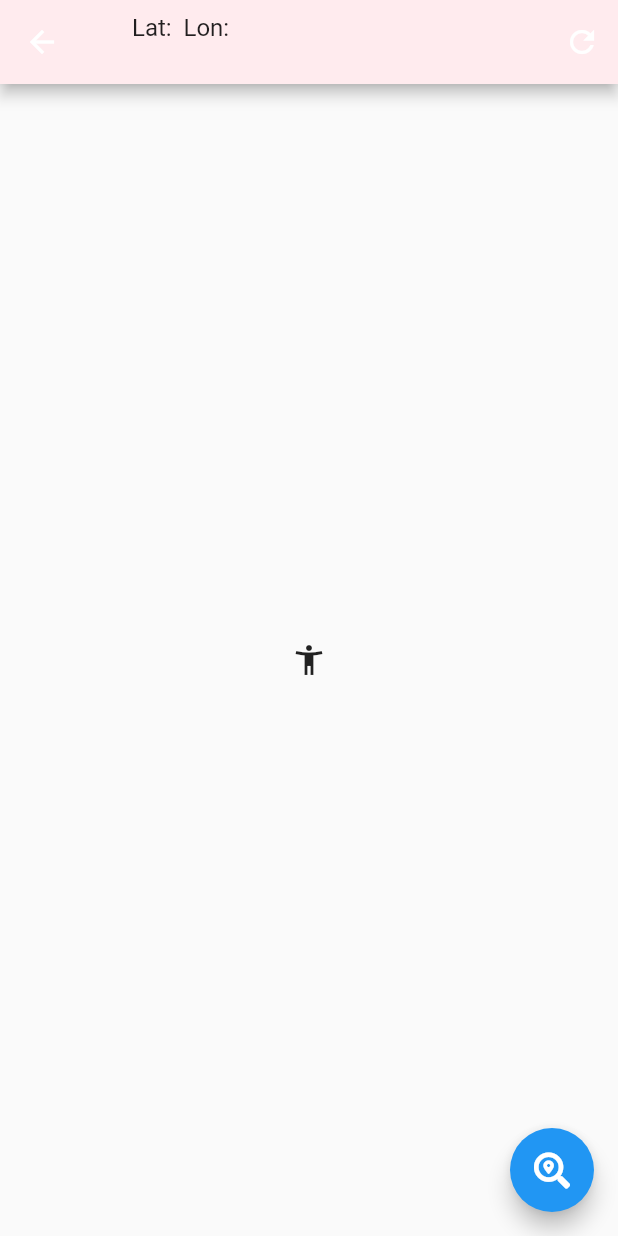
After one commit to Kaiserbl/Matrix_Game2, a Flutter app: the Locations screen opened directly, after a tap on the "refresh" icon, on a phone screen of 412 x 824 dp. The commit adds this screen. Run offline on Flutter 3.47's test engine with Material 2 defaults, Android fonts, the light colour scheme and no system bars; our stand-ins replace auto_size_text, cloud_firestore, firebase_auth, firebase_core, firebase_database, firebase_storage and 10 more; missing offline and left inert: workmanager; accounts and stored records are empty; network calls fail.

Commit message:
actualizacion chats y ubicacion

```diff
--- a/lib/domain/controller/auth_controller.dart
+++ b/lib/domain/controller/auth_controller.dart
@@ -8,6 +8,9 @@ class AuthenticationController extends GetxController {
 //variables observarbles
   var isLogged = false.obs; //variable observable (obs)
   final _userActive = Rx<UserModel?>(null);
+  var _email = "".obs;
+  var _uid = "".obs;
+
   AuthManagement authManagement = Get.find();
 //Este es el contructor de la clase y  llama al getLoggedUser
   AuthenticationController() {
@@ -55,6 +58,9 @@ class AuthenticationController extends GetxController {
     return uid;
   }
 
+  String get emailf => _email.value;
+  String get uidf => _uid.value;
+
   Future<void> signup({email, password, userName, nickName}) async {
     //Este signup es del contrlador
     try {
@@ -64,6 +70,8 @@ class AuthenticationController extends GetxController {
           password: password,
           name: userName,
           nick: nickName);
+      _email.value = email;
+      _uid.value = email;
     } catch (e) {
       return Future.error(e);
     }
--- /dev/null
+++ b/lib/domain/use_case/controllers/location2.dart
@@ -0,0 +1,45 @@
+import 'package:get/get.dart';
+import 'package:location/location.dart';
+
+class Controllerlocations extends GetxController {
+  late Rx<dynamic> _posicionlat = "".obs;
+  late Rx<dynamic> _posicionlo = "".obs;
+  late Rx<dynamic> _cercanos = "0".obs;
+
+  String get locationlat => _posicionlat.value;
+  String get locationlo => _posicionlo.value;
+  String get cercanos => _cercanos.value;
+
+  Future<void> obtenerubicacion() async {
+    late LocationData _posicion;
+    Location location = Location();
+    bool _serviceEnabled;
+    PermissionStatus _permissionGranted;
+
+    _serviceEnabled = await location.serviceEnabled();
+    if (!_serviceEnabled) {
+      _serviceEnabled = await location.requestService();
+      if (!_serviceEnabled) {
+        return;
+      }
+    }
+
+    _permissionGranted = await location.hasPermission();
+    if (_permissionGranted == PermissionStatus.denied) {
+      _permissionGranted = await location.requestPermission();
+      if (_permissionGranted != PermissionStatus.granted) {
+        return;
+      }
+    }
+
+    _posicion = await location.getLocation();
+
+    print('Posicion:-> ' + _posicion.toString());
+    _posicionlat.value = _posicion.latitude.toString();
+    _posicionlo.value = _posicion.longitude.toString();
+  }
+
+  set cercanos(String cercanos) {
+    _cercanos.value = cercanos;
+  }
+}
--- a/lib/main.dart
+++ b/lib/main.dart
@@ -1,4 +1,6 @@
 import 'package:Matrix_Game2/domain/controller/chat_controller.dart';
+import 'package:Matrix_Game2/domain/controller/firestore.dart';
+import 'package:Matrix_Game2/domain/use_case/controllers/location2.dart';
 import 'package:firebase_core/firebase_core.dart';
 import 'package:flutter/material.dart';
 import 'package:get/get.dart';
@@ -31,6 +33,9 @@ void main() async {
   permissionsController.permissionManager = PermissionManager();
   Get.put(LocationController());
   Get.put(ChatController());
+  Get.put(ControllerFirestore());
+  Get.put(Controllerlocations());
+
   runApp(MyApp());
 }
 
--- a/lib/ui/pages/inicio/inicio_widget.dart
+++ b/lib/ui/pages/inicio/inicio_widget.dart
@@ -1,3 +1,4 @@
+import 'package:Matrix_Game2/ui/pages/ubicacion2/ubicacion2.dart';
 import 'package:get/get.dart';
 import 'package:Matrix_Game2/domain/controller/image_controller.dart';
 import 'package:Matrix_Game2/domain/controller/state_controller.dart';
@@ -26,7 +27,7 @@ class _InicioWidgetState extends State<InicioWidget> {
       icon: Image.asset('assets/images/P_chat_inactiovo.png'),
       iconSize: 40,
       onPressed: () {
-        Get.to(() => PerfilWidget());
+        Get.to(() => Locations());
       },
     );
     String estadoEjemplo = 'estadoEjemplo';
--- /dev/null
+++ b/lib/ui/pages/ubicacion2/ubicacion2.dart
@@ -0,0 +1,254 @@
+import 'dart:math';
+
+import 'package:Matrix_Game2/domain/controller/auth_controller.dart';
+import 'package:Matrix_Game2/domain/controller/firestore.dart';
+import 'package:Matrix_Game2/domain/use_case/controllers/location2.dart';
+import 'package:flutter/material.dart';
+import 'package:cloud_firestore/cloud_firestore.dart';
+import 'package:flutter_local_notifications/flutter_local_notifications.dart';
+import 'package:font_awesome_flutter/font_awesome_flutter.dart';
+import 'package:get/get.dart';
+import 'package:url_launcher/url_launcher.dart';
+import 'package:workmanager/workmanager.dart';
+
+class Locations extends StatefulWidget {
+  @override
+  _LocationsState createState() => _LocationsState();
+}
+
+class _LocationsState extends State<Locations> {
+  Controllerlocations controlubicacion = Get.find();
+  ControllerFirestore controlguardarloc = Get.find();
+  AuthenticationController controluser = Get.find();
+
+  @override
+  void initState() {
+    super.initState();
+    controlubicacion.obtenerubicacion();
+    _initNotificaciones();
+    /*
+    Workmanager().registerPeriodicTask(
+      "1",
+      "ObtenerUbicacionesPeriodicas",
+    );*/
+  }
+
+  _initNotificaciones() async {
+    final _plugin = FlutterLocalNotificationsPlugin();
+    const AndroidInitializationSettings initializationSettingsAndroid =
+        AndroidInitializationSettings('app_icon');
+    const InitializationSettings initializationSettings =
+        InitializationSettings(android: initializationSettingsAndroid);
+    await _plugin.initialize(initializationSettings);
+  }
+
+  @override
+  Widget build(BuildContext context) {
+    return Scaffold(
+      appBar: AppBar(
+        backgroundColor: Colors.red[50],
+        title: ListTile(
+          title: Obx(() => Text(
+              'Lat: ${controlubicacion.locationlat} Lon: ${controlubicacion.locationlo}')),
+          subtitle: Text(controluser.emailf),
+        ),
+        actions: [
+          IconButton(
+              onPressed: () {
+                print(controluser.emailf);
+                print(controluser.uidf);
+                controlubicacion.obtenerubicacion();
+                var ubicacion = <String, dynamic>{
+                  'lat': controlubicacion.locationlat,
+                  'lo': controlubicacion.locationlo,
+                  'name': controluser.emailf,
+                  'uid': controluser.uidf,
+                };
+                controlguardarloc.guardarubicacion(ubicacion, controluser.uidf);
+
+                displayNotification(
+                    title: 'Cerca de Mi',
+                    body: '${controlubicacion.cercanos}  Amigos a mi Ubicaion');
+              },
+              icon: Icon(Icons.refresh)),
+        ],
+      ),
+      body: Obx(
+        () => (controlubicacion.locationlat != '')
+            ? getInfo(
+                context,
+                controlguardarloc.readLocations(),
+                controluser.uidf,
+                controlubicacion.locationlat,
+                controlubicacion.locationlo)
+            : Center(
+                child: Icon(Icons.accessibility_new),
+              ),
+      ),
+
+      floatingActionButton: FloatingActionButton(
+        onPressed: () {
+          controlubicacion.obtenerubicacion();
+        },
+        tooltip: 'Refrescar',
+        child: FaIcon(
+          FontAwesomeIcons.searchLocation,
+          color: Colors.white,
+        ),
+      ), // This trailing comma makes auto-formatting nicer for build methods.
+    );
+  }
+
+  displayNotification({required String title, required String body}) async {
+    final _plugin = FlutterLocalNotificationsPlugin();
+    print("doing test");
+    var androidPlatformChannelSpecifics = new AndroidNotificationDetails(
+        'your channel id', 'your channel name',
+        importance: Importance.max, priority: Priority.high);
+    var iOSPlatformChannelSpecifics = new IOSNotificationDetails();
+    var platformChannelSpecifics = new NotificationDetails(
+        android: androidPlatformChannelSpecifics,
+        iOS: iOSPlatformChannelSpecifics);
+    await _plugin.show(
+      0,
+      title,
+      body,
+      platformChannelSpecifics,
+      payload: 'It could be anything you pass',
+    );
+  }
+}
+
+@override
+Widget getInfo(BuildContext context, Stream<QuerySnapshot> ct, String uid,
+    String lat, String lo) {
+  return StreamBuilder(
+    stream: ct,
+    /*FirebaseFirestore.instance
+        .collection('clientes')
+        .snapshots(),*/ //En esta línea colocamos el el objeto Future que estará esperando una respuesta
+    builder: (BuildContext context, AsyncSnapshot<QuerySnapshot> snapshot) {
+      print(snapshot.connectionState);
+      switch (snapshot.connectionState) {
+
+        //En este case estamos a la espera de la respuesta, mientras tanto mostraremos el loader
+        case ConnectionState.waiting:
+          return Center(child: CircularProgressIndicator());
+
+        case ConnectionState.active:
+          if (snapshot.hasError) return Text('Error: ${snapshot.error}');
+          // print(snapshot.data);
+          return snapshot.data != null
+              ? VistaLocations(
+                  locations: snapshot.data!.docs, uid: uid, lat: lat, lo: lo)
+              : Text('Sin Datos');
+
+        /*
+             Text(
+              snapshot.data != null ?'ID: ${snapshot.data['id']}\nTitle: ${snapshot.data['title']}' : 'Vuelve a intentar',
+              style: TextStyle(color: Colors.black, fontSize: 20),);
+            */
+
+        default:
+          return Text('Presiona el boton para recargar');
+      }
+    },
+  );
+}
+
+class VistaLocations extends StatelessWidget {
+  final List locations;
+  final String uid;
+  final String lat;
+  final String lo;
+  const VistaLocations(
+      {required this.locations,
+      required this.uid,
+      required this.lat,
+      required this.lo});
+
+  @override
+  Widget build(BuildContext context) {
+    List<Map<String, dynamic>> listacalculo = [];
+    Controllerlocations controlubicacion = Get.find();
+
+//*********Calculo de Distancias***********//
+
+    double deg2rad(double deg) {
+      return (deg * pi / 180.0);
+    }
+
+    double rad2deg(double rad) {
+      return (rad * 180.0 / pi);
+    }
+
+    String distance(
+        double lat1, double lon1, double lat2, double lon2, String unit) {
+      double theta = lon1 - lon2;
+      double dist = sin(deg2rad(lat1)) * sin(deg2rad(lat2)) +
+          cos(deg2rad(lat1)) * cos(deg2rad(lat2)) * cos(deg2rad(theta));
+      dist = acos(dist);
+      dist = rad2deg(dist);
+      dist = dist * 60 * 1.1515;
+      if (unit == 'K') {
+        dist = dist * 1.609344;
+      } else if (unit == 'N') {
+        dist = dist * 0.8684;
+      }
+      return dist.toStringAsFixed(2);
+    }
+
+    //**********************************//
+
+    for (int i = 0; i < locations.length; i++) {
+      if (uid != locations[i]['uid']) {
+        String distancia = distance(
+            double.parse(lat),
+            double.parse(lo),
+            double.parse(locations[i]['lat']),
+            double.parse(locations[i]['lo']),
+            'K');
+
+        var calc = <String, dynamic>{
+          'name': locations[i]['name'],
+          'lat': locations[i]['lat'],
+          'lo': locations[i]['lo'],
+          'Dist': distancia
+        };
+        // if (double.parse(distancia) < 500) listacalculo.add(calc);
+        listacalculo.add(calc);
+      }
+    }
+
+    listacalculo.sort((a, b) {
+      return a['Dist'].compareTo(b['Dist']);
+    });
+
+    controlubicacion.cercanos = listacalculo.length.toString();
+
+    return ListView.builder(
+        itemCount: listacalculo.length == 0 ? 0 : listacalculo.length,
+        itemBuilder: (context, posicion) {
+          //print(listacalculo[posicion].id);
+          return ListTile(
+            leading: IconButton(
+              onPressed: () async {
+                final url =
+                    "https://www.google.es/maps?q=${listacalculo[posicion]['lat']},${listacalculo[posicion]['lo']}";
+                await launch(url);
+              },
+              icon: Icon(Icons.map_sharp),
+            ),
+            title: Text(
+                'Lat:${listacalculo[posicion]['lat']} Lo: ${listacalculo[posicion]['lo']}'),
+            subtitle: Text(listacalculo[posicion]['name']),
+            trailing: Container(
+              width: 45,
+              height: 20,
+              color: Colors.red,
+              child: Text(listacalculo[posicion]['Dist']),
+            ),
+          );
+        });
+  }
+}
```
Also changed, not shown: lib/domain/controller/firestore.dart (added, +72 -0 lines), lib/domain/controller/firestore_controller.dart (added, +76 -0 lines), lib/ui/pages/ubicacion/ubicacion.dart (+22 -10 lines), pubspec.yaml (+6 -4 lines), pubspec.lock.
